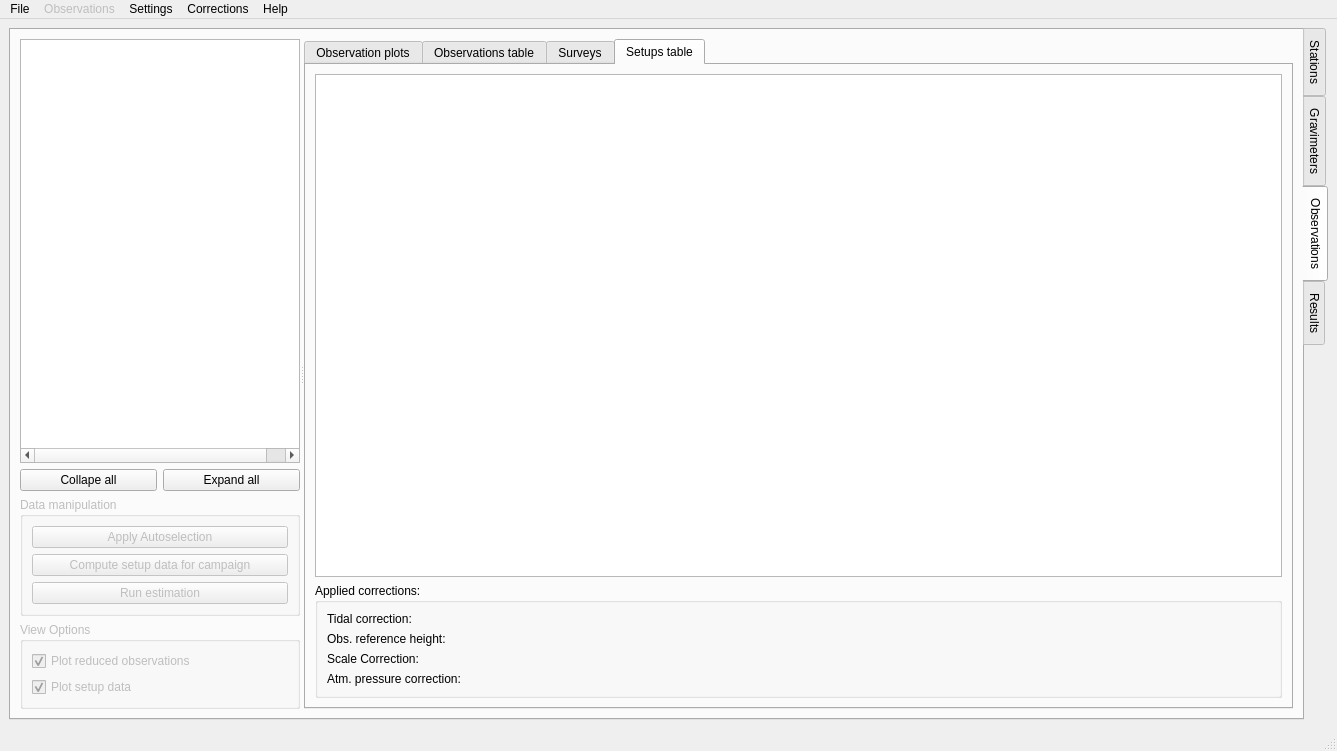
This is gravtools/gui/MainWindow.ui in ahellers/GravTools as Qt 5 draws it before an edit. The edited form follows.
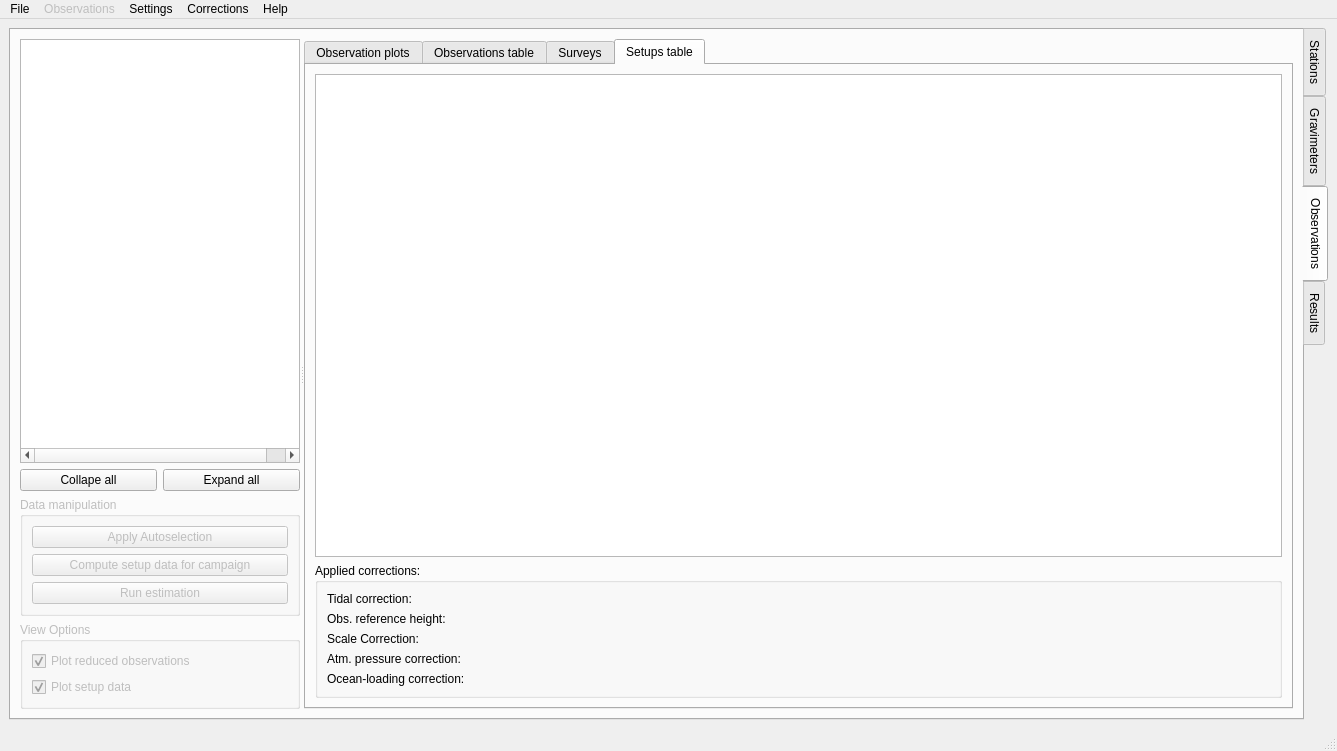
This is the edited form. The open tabs and pages were chosen to show the change. Custom widgets are drawn as their Qt base class.

Commit message: Implemented handling of ocean-loading corrections (survey corrections and gui).

Patch:
```diff
--- a/gravtools/gui/MainWindow.ui
+++ b/gravtools/gui/MainWindow.ui
@@ -768,6 +768,20 @@
                   </property>
                  </widget>
                 </item>
+                <item row="4" column="0">
+                 <widget class="QLabel" name="label_29">
+                  <property name="text">
+                   <string>Ocean-loading correction:</string>
+                  </property>
+                 </widget>
+                </item>
+                <item row="4" column="1">
+                 <widget class="QLabel" name="label_obs_setups_oceanload_corr">
+                  <property name="text">
+                   <string/>
+                  </property>
+                 </widget>
+                </item>
                </layout>
               </widget>
              </item>
```
The commit also changes 6 other files.
